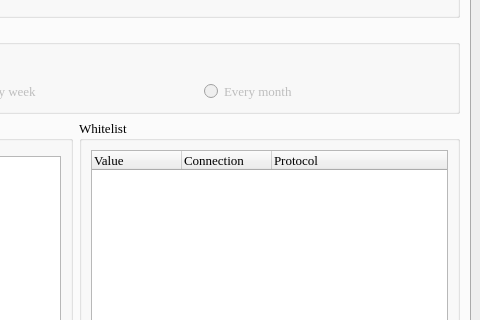
The window that pgl/pgl-gui/ui/main_window.ui (okyes/peerguardian) describes before a commit, drawn with Qt 5; both pictures show x 328 to 808 and y 109 to 429 of the 808 by 602 pixel window.
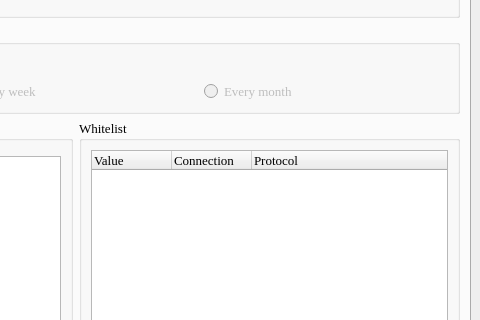
The same window after the commit. The open tabs and pages were chosen to show the change. Icons and pictures are not drawn.

Commit message: Resized columns in whitelist view.

```diff
--- a/pgl/pgl-gui/ui/main_window.ui
+++ b/pgl/pgl-gui/ui/main_window.ui
@@ -719,11 +719,14 @@
                 <bool>false</bool>
                </property>
                <attribute name="headerDefaultSectionSize">
-                <number>90</number>
+                <number>80</number>
                </attribute>
                <attribute name="headerMinimumSectionSize">
                 <number>40</number>
                </attribute>
+               <attribute name="headerStretchLastSection">
+                <bool>true</bool>
+               </attribute>
                <column>
                 <property name="text">
                  <string>Value</string>
```
Left out of the diff: 2 changed lines with no effect on the pictures. The commit also changes 1 other file.
